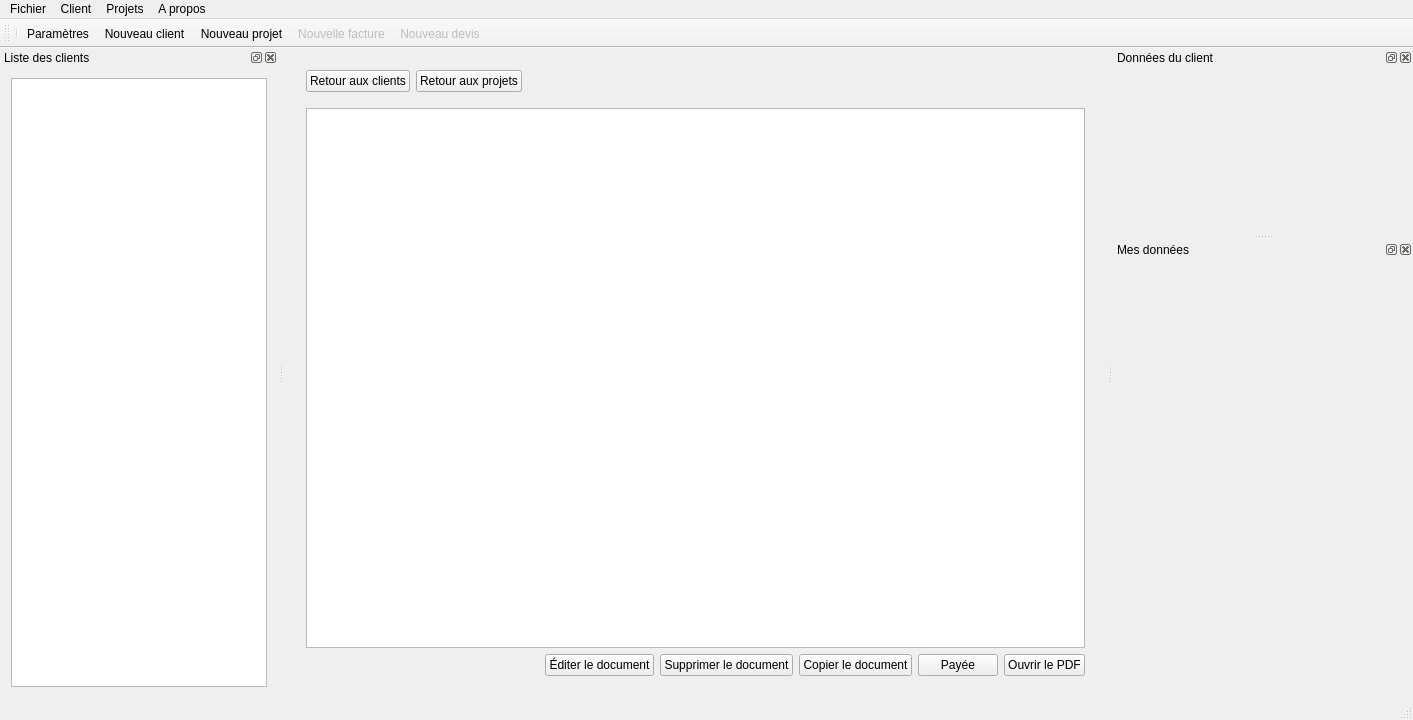
Before: the Qt Designer form src/gui/mainwindow/mainwindow.ui in FACT-Team/FactDev, drawn with Qt 5.
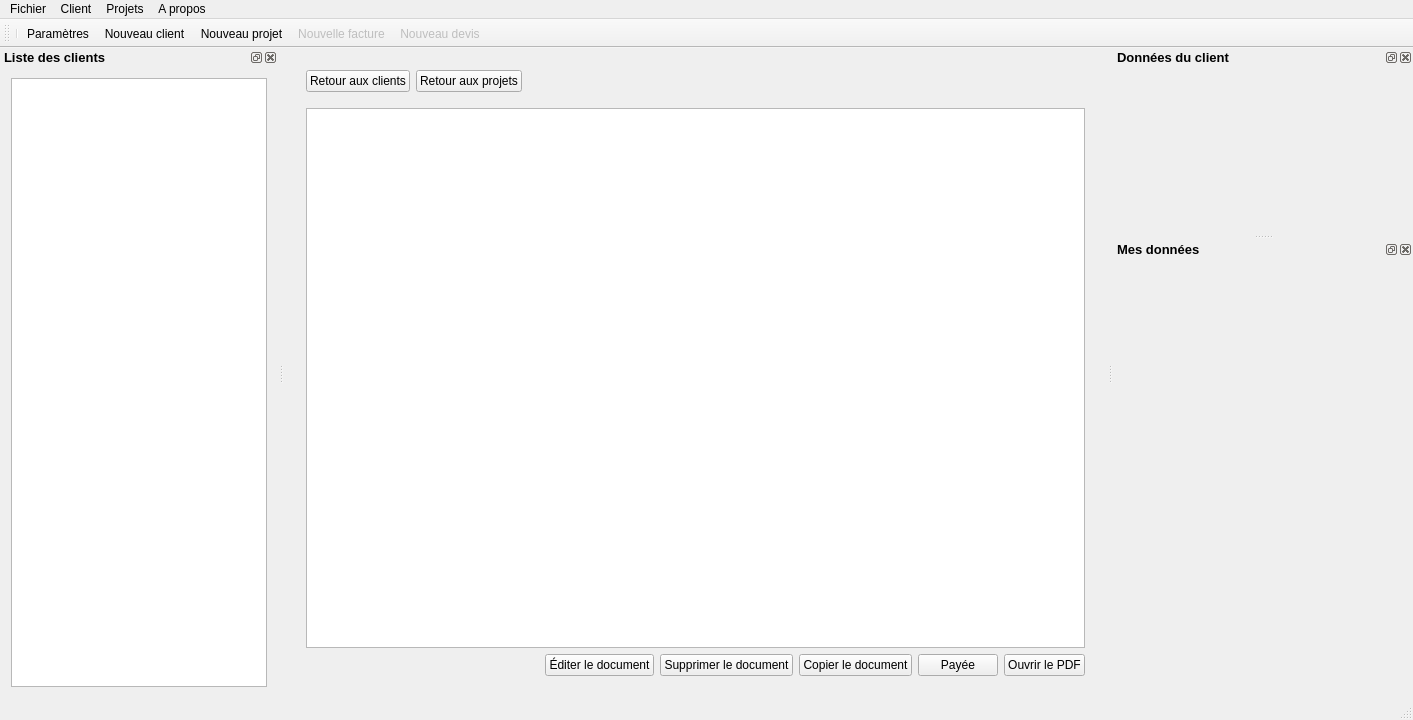
After: the same form once the commit is applied. Icons and pictures are not drawn. Custom widgets are drawn as their Qt base class.

What changed in the file:
```diff
--- a/src/gui/mainwindow/mainwindow.ui
+++ b/src/gui/mainwindow/mainwindow.ui
@@ -252,7 +252,7 @@
               </property>
               <property name="font">
                <font>
-                <pointsize>11</pointsize>
+                <pointsize>10</pointsize>
                </font>
               </property>
               <property name="text">
@@ -436,6 +436,13 @@
      <height>66</height>
     </size>
    </property>
+   <property name="font">
+    <font>
+     <pointsize>10</pointsize>
+     <weight>75</weight>
+     <bold>true</bold>
+    </font>
+   </property>
    <property name="windowTitle">
     <string>Données du client</string>
    </property>
@@ -483,6 +490,13 @@
      <height>183</height>
     </size>
    </property>
+   <property name="font">
+    <font>
+     <pointsize>10</pointsize>
+     <weight>75</weight>
+     <bold>true</bold>
+    </font>
+   </property>
    <property name="windowTitle">
     <string>Liste des clients</string>
    </property>
@@ -517,6 +531,13 @@
      <height>200</height>
     </size>
    </property>
+   <property name="font">
+    <font>
+     <pointsize>10</pointsize>
+     <weight>75</weight>
+     <bold>true</bold>
+    </font>
+   </property>
    <property name="windowTitle">
     <string>Mes données</string>
    </property>
```
Left out of the diff: 25 changed lines with no effect on the pictures.
